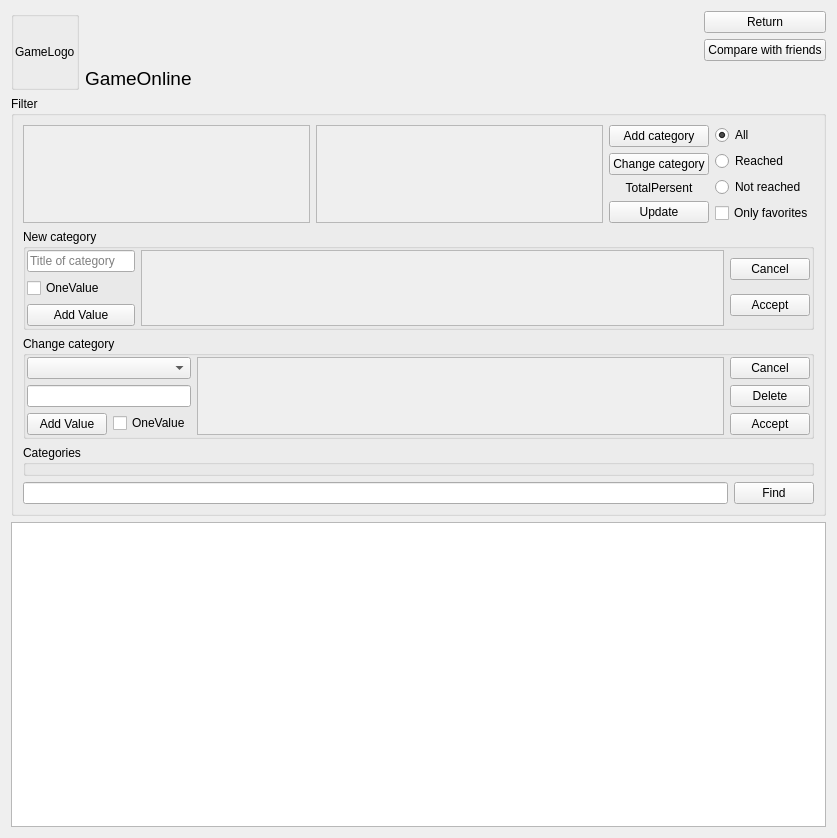
First picture: the form in AraSteamManager/formachievements.ui, repository Arankir/AraSteamManager, before the edit.
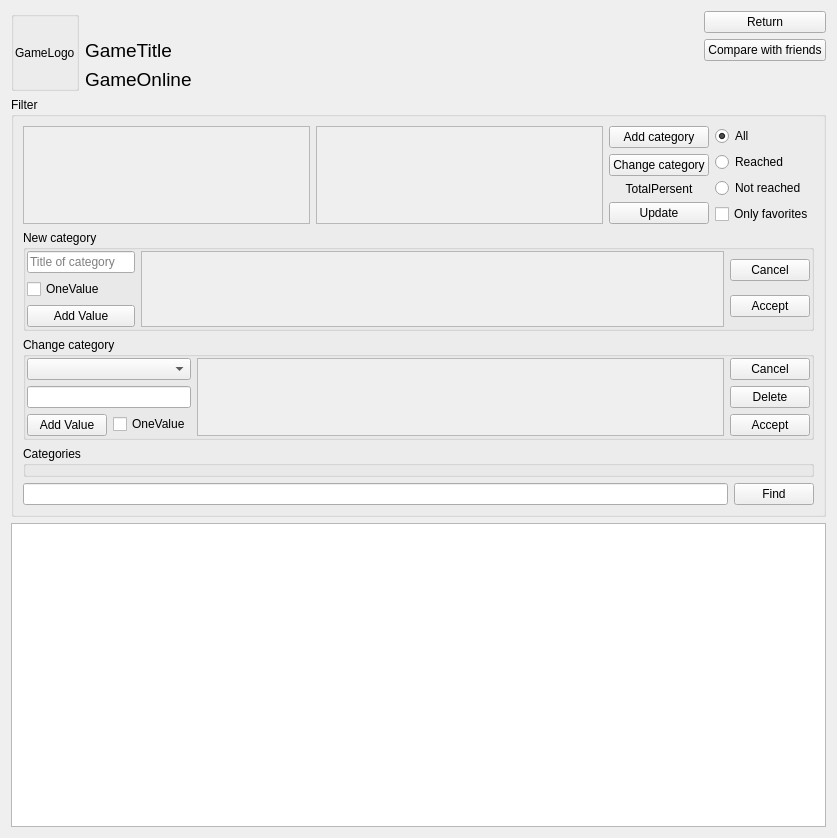
Second picture: the form after the edit.

The edit to the form file:
```diff
--- a/AraSteamManager/formachievements.ui
+++ b/AraSteamManager/formachievements.ui
@@ -16,45 +16,6 @@
   <layout class="QVBoxLayout" name="verticalLayout_7">
    <item>
     <layout class="QGridLayout" name="gridLayout">
-     <item row="0" column="2">
-      <widget class="QPushButton" name="ButtonReturn">
-       <property name="text">
-        <string>Return</string>
-       </property>
-      </widget>
-     </item>
-     <item row="1" column="1">
-      <spacer name="horizontalSpacer_2">
-       <property name="orientation">
-        <enum>Qt::Horizontal</enum>
-       </property>
-       <property name="sizeHint" stdset="0">
-        <size>
-         <width>636</width>
-         <height>18</height>
-        </size>
-       </property>
-      </spacer>
-     </item>
-     <item row="1" column="2">
-      <widget class="QPushButton" name="ButtonCompare">
-       <property name="text">
-        <string>Compare with friends</string>
-       </property>
-      </widget>
-     </item>
-     <item row="2" column="1">
-      <widget class="QLabel" name="LabelGameOnline">
-       <property name="font">
-        <font>
-         <pointsize>14</pointsize>
-        </font>
-       </property>
-       <property name="text">
-        <string>GameOnline</string>
-       </property>
-      </widget>
-     </item>
      <item row="0" column="0" rowspan="3">
       <widget class="QGroupBox" name="groupBox">
        <property name="title">
@@ -89,6 +50,57 @@
        </layout>
       </widget>
      </item>
+     <item row="1" column="2">
+      <spacer name="horizontalSpacer_2">
+       <property name="orientation">
+        <enum>Qt::Horizontal</enum>
+       </property>
+       <property name="sizeHint" stdset="0">
+        <size>
+         <width>636</width>
+         <height>18</height>
+        </size>
+       </property>
+      </spacer>
+     </item>
+     <item row="0" column="3">
+      <widget class="QPushButton" name="ButtonReturn">
+       <property name="text">
+        <string>Return</string>
+       </property>
+      </widget>
+     </item>
+     <item row="1" column="3">
+      <widget class="QPushButton" name="ButtonCompare">
+       <property name="text">
+        <string>Compare with friends</string>
+       </property>
+      </widget>
+     </item>
+     <item row="1" column="1">
+      <widget class="QLabel" name="LabelGameTitle">
+       <property name="font">
+        <font>
+         <pointsize>14</pointsize>
+        </font>
+       </property>
+       <property name="text">
+        <string>GameTitle</string>
+       </property>
+      </widget>
+     </item>
+     <item row="2" column="1" colspan="2">
+      <widget class="QLabel" name="LabelGameOnline">
+       <property name="font">
+        <font>
+         <pointsize>14</pointsize>
+        </font>
+       </property>
+       <property name="text">
+        <string>GameOnline</string>
+       </property>
+      </widget>
+     </item>
     </layout>
    </item>
    <item>
```
